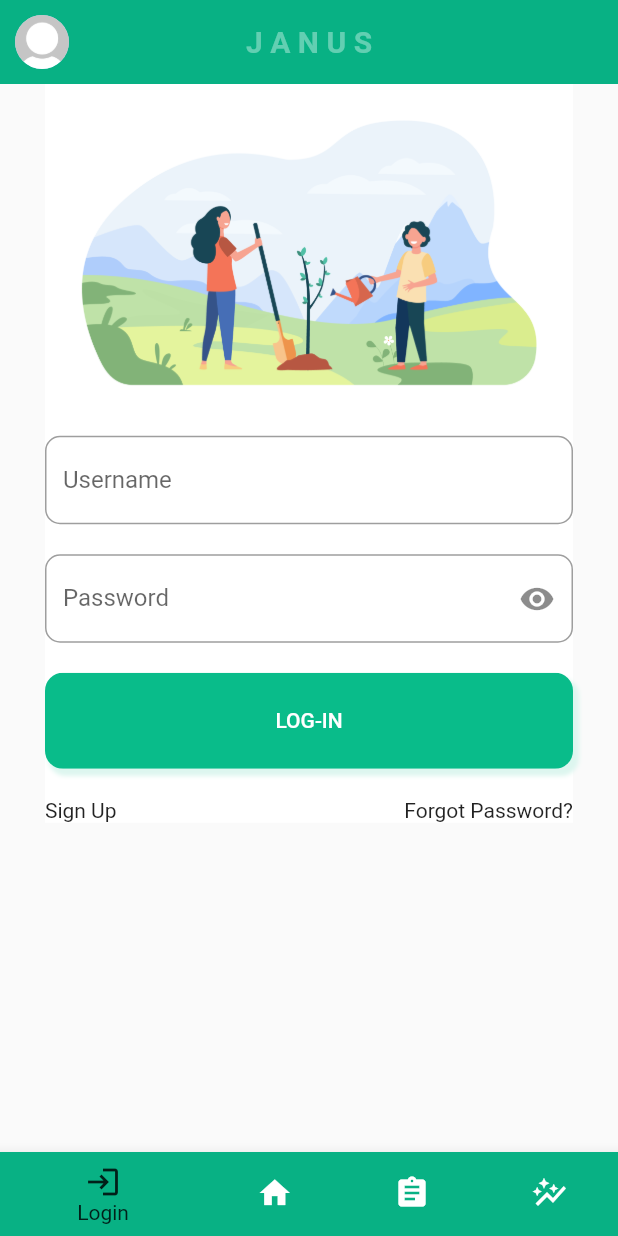
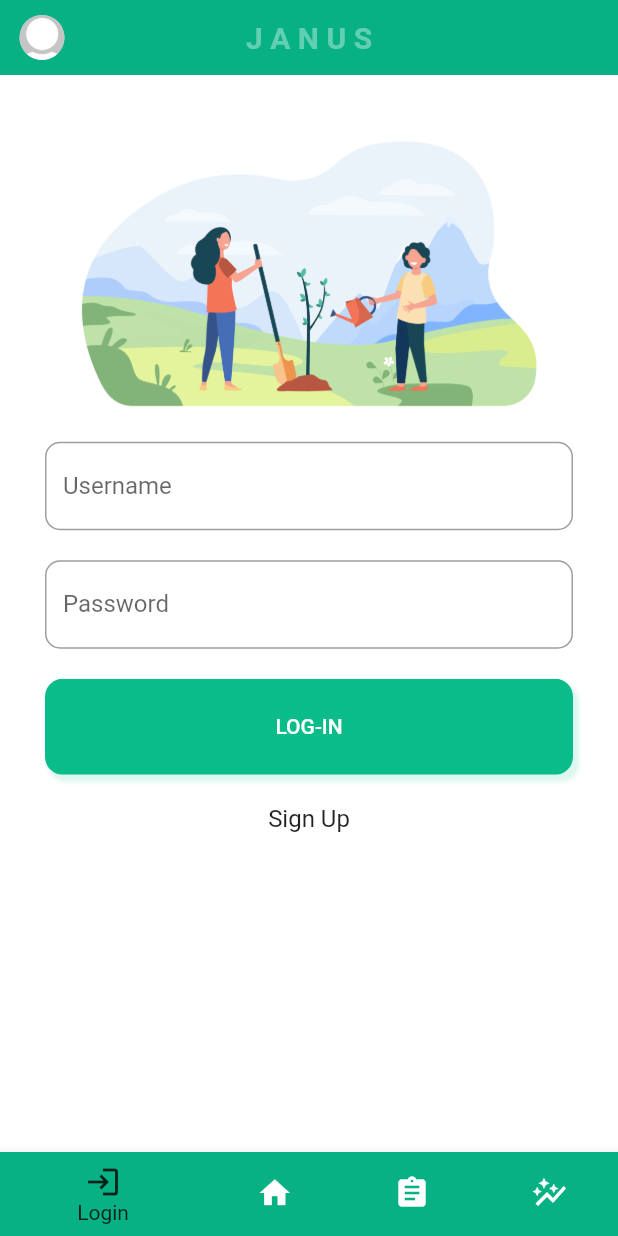
Before and after one commit to jeyeong/climate-ark-app, a Flutter app: the screen it shows after launch, on a phone screen of 412 x 824 dp. Run offline on Flutter 3.47's test engine with Material 2 defaults, Android fonts, the phone set to English and light mode, and no system bars; our stand-ins replace fl_chart, fluttericon.

Commit message:
Login page, signup page (#16)
* Completed login page
* Refactored appbar.
* Finished sign up page.

```diff
--- /dev/null
+++ b/canvas/lib/components/general/app_bar.dart
@@ -0,0 +1,37 @@
+import 'package:flutter/material.dart';
+
+class ProfilePic extends StatelessWidget {
+  const ProfilePic({Key? key}) : super(key: key);
+
+  @override
+  Widget build(BuildContext context) {
+    return Container(
+      child: const CircleAvatar(
+        radius: 20.0,
+        backgroundImage: AssetImage('assets/dummy.png'),
+      ),
+      margin: const EdgeInsets.all(10.0),
+    );
+  }
+}
+
+class JanusAppBar extends StatelessWidget {
+  const JanusAppBar({Key? key}) : super(key: key);
+
+  @override
+  Widget build(BuildContext context) {
+    return AppBar(
+      leading: const ProfilePic(),
+      title: const Text(
+        'J A N U S',
+        style: TextStyle(
+          color: Color(0xff62cfb2),
+          fontWeight: FontWeight.bold,
+        ),
+      ),
+      backgroundColor: const Color(0xff08b184),
+      centerTitle: true,
+      elevation: 0,
+    );
+  }
+}
--- a/canvas/lib/components/general/input_field.dart
+++ b/canvas/lib/components/general/input_field.dart
@@ -3,11 +3,13 @@ import 'package:flutter/material.dart';
 class InputField extends StatelessWidget {
   final String title;
   final TextEditingController controller;
+  final bool obscure;
 
   const InputField({
     Key? key,
     required this.title,
     required this.controller,
+    this.obscure = false,
   }) : super(key: key);
 
   @override
@@ -20,6 +22,7 @@ class InputField extends StatelessWidget {
         ),
         labelText: title,
       ),
+      obscureText: obscure,
     );
   }
 }
--- a/canvas/lib/views/landing_page.dart
+++ b/canvas/lib/views/landing_page.dart
@@ -1,7 +1,9 @@
+import 'package:canvas/constants.dart';
 import 'package:flutter/material.dart';
 import 'package:canvas/views/home_page.dart';
 import 'package:canvas/views/login_page.dart';
 import 'package:canvas/views/impact_page.dart';
+import 'package:canvas/components/general/app_bar.dart';
 
 class ProfilePic extends StatelessWidget {
   const ProfilePic({Key? key}) : super(key: key);
@@ -48,18 +50,10 @@ class _LandingPageState extends State<LandingPage> {
   @override
   Widget build(BuildContext context) {
     return Scaffold(
-      appBar: AppBar(
-        leading: const ProfilePic(),
-        title: const Text(
-          'J A N U S',
-          style: TextStyle(
-            color: Color(0xff62cfb2),
-            fontWeight: FontWeight.bold,
-          ),
-        ),
-        backgroundColor: const Color(0xff08b184),
-        centerTitle: true,
-        elevation: 0,
+      backgroundColor: primaryWhite,
+      appBar: const PreferredSize(
+        preferredSize: Size.fromHeight(50),
+        child: JanusAppBar(),
       ),
       body: _widgetOptions.elementAt(_selectedIndex),
       bottomNavigationBar: BottomNavigationBar(
--- a/canvas/lib/views/login_page.dart
+++ b/canvas/lib/views/login_page.dart
@@ -17,94 +17,69 @@ class LoginPage extends StatefulWidget {
 }
 
 class _LoginPageState extends State<LoginPage> {
-  bool loggedIn = false;
+  final _formKey = GlobalKey<FormState>();
 
-  TextEditingController nameController = TextEditingController();
+  TextEditingController usernameController = TextEditingController();
   TextEditingController passwordController = TextEditingController();
 
-  void printLoginCredentials() {
-    if (nameController.text == 'techteam' &&
+  void checkLoginCredentials() {
+    if (usernameController.text == 'techteam' &&
         passwordController.text == '1234') {
-      setState(() {
-        loggedIn = true;
-      });
+      ScaffoldMessenger.of(context)
+          .showSnackBar(const SnackBar(content: Text('Logged in.')));
     } else {
-      print('Wrong user/pass!');
+      ScaffoldMessenger.of(context).showSnackBar(
+          const SnackBar(content: Text('Wrong username/password.')));
     }
   }
 
   @override
   Widget build(BuildContext context) {
-    /* Temporary simulation of logging in */
-    if (loggedIn) {
-      return const HomePage();
-    }
-
-    return Scaffold(
-      body: SafeArea(
+    return SafeArea(
+        child: Container(
+      margin: const EdgeInsets.symmetric(vertical: 20, horizontal: 30),
+      child: Form(
+        key: _formKey,
         child: SingleChildScrollView(
-          child: Container(
-            margin: const EdgeInsets.symmetric(horizontal: 30),
-            color: primaryWhite,
           child: Column(
+            crossAxisAlignment: CrossAxisAlignment.center,
             children: [
-                // Main content
-                SizedBox(
-                  child: Column(
-                    mainAxisAlignment: MainAxisAlignment.center,
-                    children: [
-                      Padding(
-                        padding: const EdgeInsets.fromLTRB(20, 20, 20, 30),
+              Container(
+                padding: const EdgeInsets.all(20),
                 child: Image.asset('assets/hero.png'),
               ),
               InputField(
                 title: 'Username',
-                        controller: nameController,
+                controller: usernameController,
               ),
               const SizedBox(height: 20.0),
-                      PasswordField(
+              InputField(
+                title: 'Password',
                 controller: passwordController,
+                obscure: true,
               ),
               const SizedBox(height: 20.0),
               Button(
                 text: 'LOG-IN',
-                        callback: printLoginCredentials,
+                callback: checkLoginCredentials,
               ),
               const SizedBox(height: 20.0),
-                      Row(
-                        children: [
               InkWell(
-                            child: const Text('Sign Up'),
+                child: const Text(
+                  'Sign Up',
+                  style: TextStyle(fontSize: 16),
+                ),
                 onTap: () {
                   Navigator.push(
                     context,
-                                MaterialPageRoute(
-                                    builder: (context) => const SignUpPage()),
-                              );
-                            },
-                          ),
-                          const Spacer(),
-                          InkWell(
-                            child: const Text('Forgot Password?'),
-                            onTap: () {
-                              Navigator.push(
-                                context,
-                                MaterialPageRoute(
-                                    builder: (context) =>
-                                        const ForgotPassPage()),
+                    MaterialPageRoute(builder: (context) => const SignUpPage()),
                   );
                 },
               ),
             ],
           ),
-                    ],
-                  ),
-                )
-              ],
         ),
       ),
-        ),
-      ),
-    );
+    ));
   }
 }
```
Also changed, not shown: canvas/lib/views/sign_up_page.dart (+59 -27 lines). Lines whose indentation alone changed are shown as unchanged.
